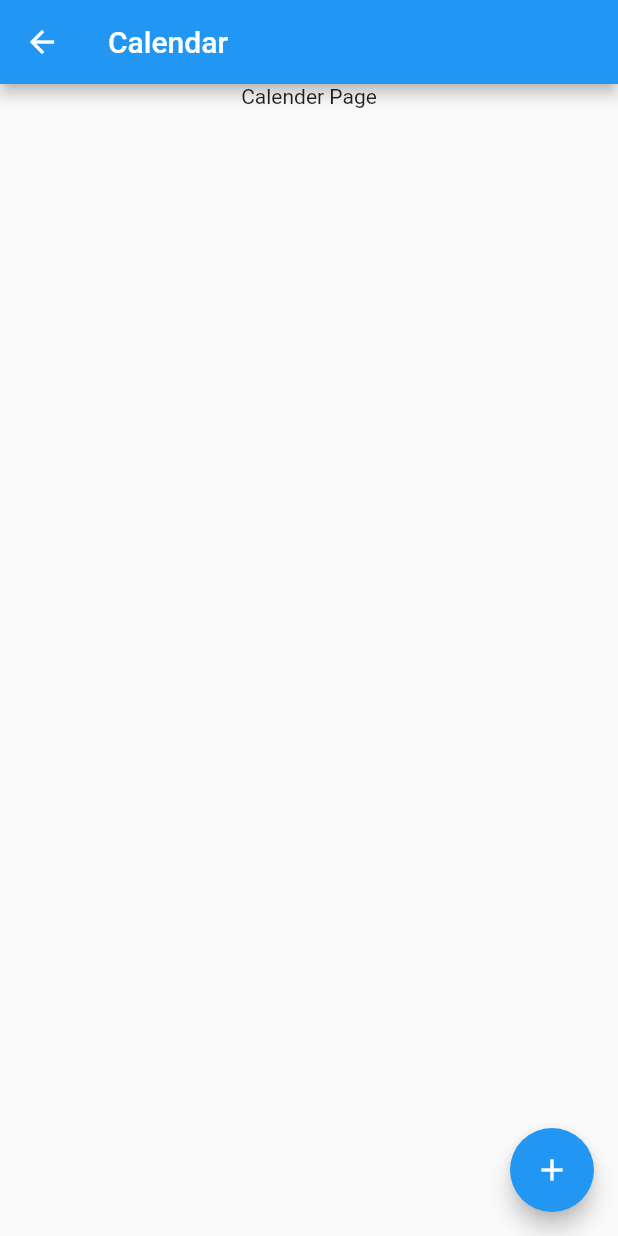
After one commit to RaulSebastian/FlutterHackathonAphasia, a Flutter app: the screen it shows after launch, after a tap on "Calender", on a phone screen of 412 x 824 dp. The commit adds this screen. Run offline on Flutter 3.47's test engine with Material 2 defaults, Android fonts, the phone set to English and light mode, and no system bars; missing offline and left inert: translator.

Commit message:
Added Calendar Page

```diff
--- /dev/null
+++ b/lib/calendar.dart
@@ -0,0 +1,56 @@
+import 'package:flutter/material.dart';
+import 'package:flutter/rendering.dart';
+import 'package:flutter/widgets.dart';
+
+
+class CalendarPage extends StatefulWidget {
+  CalendarPage({Key key, this.title}) : super(key: key);
+
+
+  // This widget is the home page of your application. It is stateful, meaning
+  // that it has a State object (defined below) that contains fields that affect
+  // how it looks.
+
+  // This class is the configuration for the state. It holds the values (in this
+  // case the title) provided by the parent (in this case the App widget) and
+  // used by the build method of the State. Fields in a Widget subclass are
+  // always marked "final".
+
+  final String title;
+
+  String widgetTitle = "Calendar";
+
+  @override
+  CalendarPageState createState() => CalendarPageState();
+}
+
+class CalendarPageState extends State<CalendarPage> {
+
+
+  @override
+  Widget build(BuildContext context) {
+    return Scaffold(
+      appBar: AppBar(
+        // Here we take the value from the MyHomePage object that was created by
+        // the App.build method, and use it to set our appbar title.
+        title: Text(widget.widgetTitle),
+      ),
+      body: Center(
+        // Center is a layout widget. It takes a single child and positions it
+        // in the middle of the parent.
+        child: Column(
+
+          children: <Widget>[
+            Text("Calender Page"),
+
+          ],
+        ),
+      ),
+      floatingActionButton: FloatingActionButton(
+
+        tooltip: 'Increment',
+        child: Icon(Icons.add),
+      ), // This trailing comma makes auto-formatting nicer for build methods.
+    );
+  }
+}
--- a/lib/main.dart
+++ b/lib/main.dart
@@ -1,4 +1,5 @@
 import 'package:flutter/material.dart';
+import 'package:flutter_hackathon_aphasia/calendar.dart';
 import 'package:translator/translator.dart';
 
 void main() => runApp(MyApp());
@@ -99,6 +100,7 @@ class _MyHomePageState extends State<MyHomePage> {
               leading: Icon(Icons.calendar_today),
               title: Text("Calender"),
               subtitle: Text("Choose a date"),
+              onTap: _navigateToCalender,
             ),
             Divider(),
             ListTile(
@@ -128,4 +130,11 @@ class _MyHomePageState extends State<MyHomePage> {
       ), // This trailing comma makes auto-formatting nicer for build methods.
     );
   }
+
+
+  void _navigateToCalender() async{
+    String value = await Navigator.push(context, MaterialPageRoute<String>(builder: (context) => CalendarPage()));
+
+  }
+
 }
```
